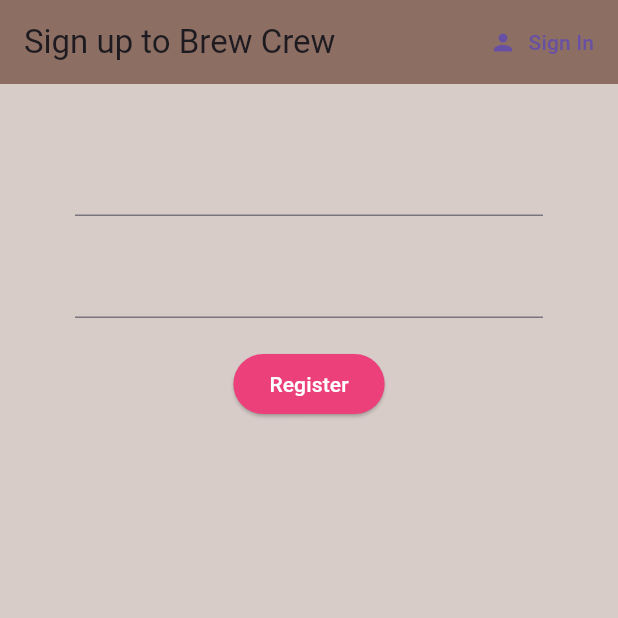
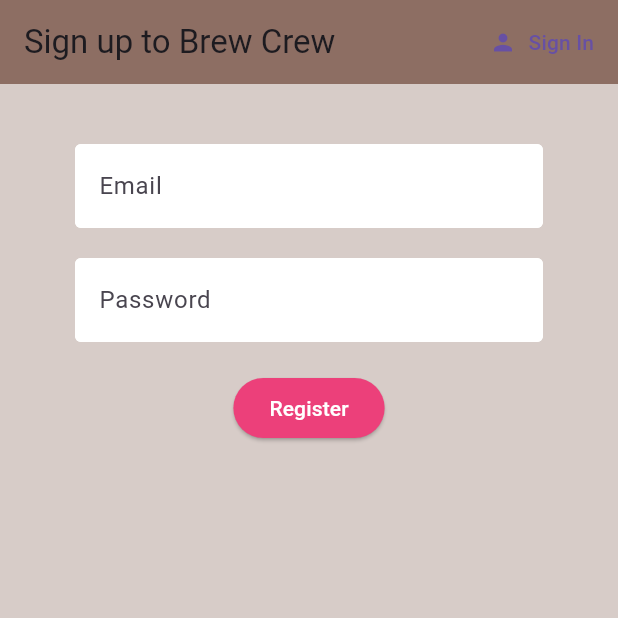
Before and after one commit to JazzJE/firebase-practice, a Flutter app: the screen it shows after launch, after a tap on "Sign in", after a tap on "Register", on a phone screen of 412 x 824 dp, the top half of it. Run offline on Flutter 3.47's test engine with Material 3 defaults, Android fonts, the phone set to English and light mode, and no system bars; our stand-ins replace firebase_auth, firebase_core, flutter_spinkit; accounts and stored records are empty.

Commit message:
#14 and #15 added hint text to each text field and added a loading widget

```diff
--- a/lib/screens/authenticate/register.dart
+++ b/lib/screens/authenticate/register.dart
@@ -1,5 +1,7 @@
 import 'package:flutter/material.dart';
 import 'package:my_first_project/services/auth.dart';
+import 'package:my_first_project/shared/constants.dart';
+import 'package:my_first_project/shared/loading.dart';
 
 class Register extends StatefulWidget {
   final Function switchWidget;
@@ -17,10 +19,11 @@ class _RegisterState extends State<Register> {
   String email = '';
   String password = '';
   String error = '';
+  bool isLoading = false;
 
   @override
   Widget build(BuildContext context) {
-    return Scaffold(
+    return isLoading? Loading() : Scaffold(
       backgroundColor: Colors.brown[100],
       appBar: AppBar(
           backgroundColor: Colors.brown[400],
@@ -45,12 +48,14 @@ class _RegisterState extends State<Register> {
             child: Column(children: <Widget>[
               SizedBox(height: 20.0),
               TextFormField(
+                  decoration: textInputDecoration.copyWith(hintText: 'Email'),
                   validator: (val) => val!.isEmpty ? "Enter an email" : null,
                   onChanged: (val) {
                     setState(() => email = val);
                   }),
               SizedBox(height: 20.0),
               TextFormField(
+                  decoration: textInputDecoration.copyWith(hintText: 'Password'),
                   obscureText: true,
                   validator: (val) => val!.length < 6 ? "Enter a password 6+ characters long" : null,
                   onChanged: (val) {
@@ -68,9 +73,13 @@ class _RegisterState extends State<Register> {
                 ),
                 onPressed: () async {
                   if (_formKey.currentState!.validate()) {
+                    setState(() => isLoading = true);
                     dynamic result = await _auth.registerWithEmailAndPassword(email, password);
                     if (result == null) {
-                      setState(() => error = 'Please supply a valid email');
+                      setState(() {
+                        error = 'Please supply a valid email';
+                        isLoading = false;
+                      });
                     }
                   }
                 },
--- a/lib/screens/authenticate/sign_in.dart
+++ b/lib/screens/authenticate/sign_in.dart
@@ -1,5 +1,7 @@
 import 'package:flutter/material.dart';
 import 'package:my_first_project/services/auth.dart';
+import 'package:my_first_project/shared/constants.dart';
+import 'package:my_first_project/shared/loading.dart';
 
 class SignIn extends StatefulWidget {
 
@@ -13,6 +15,7 @@ class SignIn extends StatefulWidget {
 class _SignInState extends State<SignIn> {
   final AuthService _auth = AuthService();
   final _formKey = GlobalKey<FormState>();
+  bool isLoading = false;
 
   // text field state
   String email = '';
@@ -21,7 +24,7 @@ class _SignInState extends State<SignIn> {
 
   @override
   Widget build(BuildContext context) {
-    return Scaffold(
+    return isLoading? Loading() : Scaffold(
       backgroundColor: Colors.brown[100],
       appBar: AppBar(
           backgroundColor: Colors.brown[400],
@@ -46,12 +49,14 @@ class _SignInState extends State<SignIn> {
             child: Column(children: <Widget>[
           SizedBox(height: 20.0),
           TextFormField(
+            decoration: textInputDecoration.copyWith(hintText: 'Email'),
             validator: (val) => val!.isEmpty ? "Enter an email" : null,
             onChanged: (val) {
               setState(() => email = val);
           }),
           SizedBox(height: 20.0),
           TextFormField(
+              decoration: textInputDecoration.copyWith(hintText: 'Password'),
               obscureText: true,
               validator: (val) => val!.length < 6 ? "Enter a password 6+ characters long" : null,
               onChanged: (val) {
@@ -69,9 +74,13 @@ class _SignInState extends State<SignIn> {
             ),
             onPressed: () async {
                 if (_formKey.currentState!.validate()) {
+                  setState(() => isLoading = true);
                   dynamic result = await _auth.signInWithEmailAndPassword(email, password);
                   if (result == null) {
-                    setState(() => error = 'Could not sign in with those credentials.');
+                    setState(() {
+                      error = 'Could not sign in with those credentials.';
+                      isLoading = false;
+                    });
                   }
                 }
               },
--- a/lib/services/auth.dart
+++ b/lib/services/auth.dart
@@ -28,6 +28,17 @@ class AuthService {
     }
   }
   // sign in with email and password
+  Future signInWithEmailAndPassword(String email, String password) async {
+    try {
+      UserCredential result = await _auth.signInWithEmailAndPassword(email: email, password: password);
+      User? user = result.user;
+      return _storeUIDFromUser(user);
+    } catch (e) {
+      print(e.toString());
+      return null;
+    }
+  }
+
 
   // register with email and password
   Future registerWithEmailAndPassword(String email, String password) async {
--- /dev/null
+++ b/lib/shared/constants.dart
@@ -0,0 +1,13 @@
+import 'package:flutter/material.dart';
+
+const textInputDecoration = InputDecoration(
+  hintText: 'Email',
+  filled: true,
+  fillColor: Colors.white,
+  enabledBorder: OutlineInputBorder(
+    borderSide: BorderSide(color: Colors.white, width: 2.0),
+  ),
+  focusedBorder: OutlineInputBorder(
+    borderSide: BorderSide(color: Colors.pink, width: 2.0),
+  ),
+);
--- a/pubspec.yaml
+++ b/pubspec.yaml
@@ -39,6 +39,7 @@ dependencies:
   cloud_firestore: ^5.6.3
   firebase_core : ^3.11.0
   provider: ^6.1.2
+  flutter_spinkit: ^5.2.1
 
 dev_dependencies:
   flutter_test:
```
Also changed, not shown: lib/shared/loading.dart (added, +19 -0 lines), pubspec.lock.
